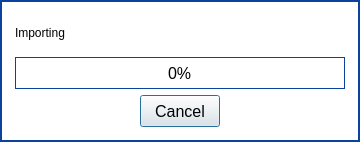
Above: parsec/core/gui/forms/loading_dialog.ui from Scille/parsec-cloud before the change. Below: the same form after it.
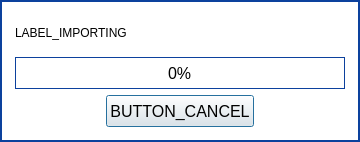
That is the form after the change. Custom widgets are drawn as their Qt base class.

Diff of the .ui file:
```diff
--- a/parsec/core/gui/forms/loading_dialog.ui
+++ b/parsec/core/gui/forms/loading_dialog.ui
@@ -59,7 +59,7 @@
         <item>
          <widget class="QLabel" name="label_status">
           <property name="text">
-           <string>Importing</string>
+           <string>LABEL_IMPORTING</string>
           </property>
          </widget>
         </item>
@@ -147,7 +147,7 @@
            <string notr="true"/>
           </property>
           <property name="text">
-           <string>Cancel</string>
+           <string>BUTTON_CANCEL</string>
           </property>
           <property name="iconSize">
            <size>
```
